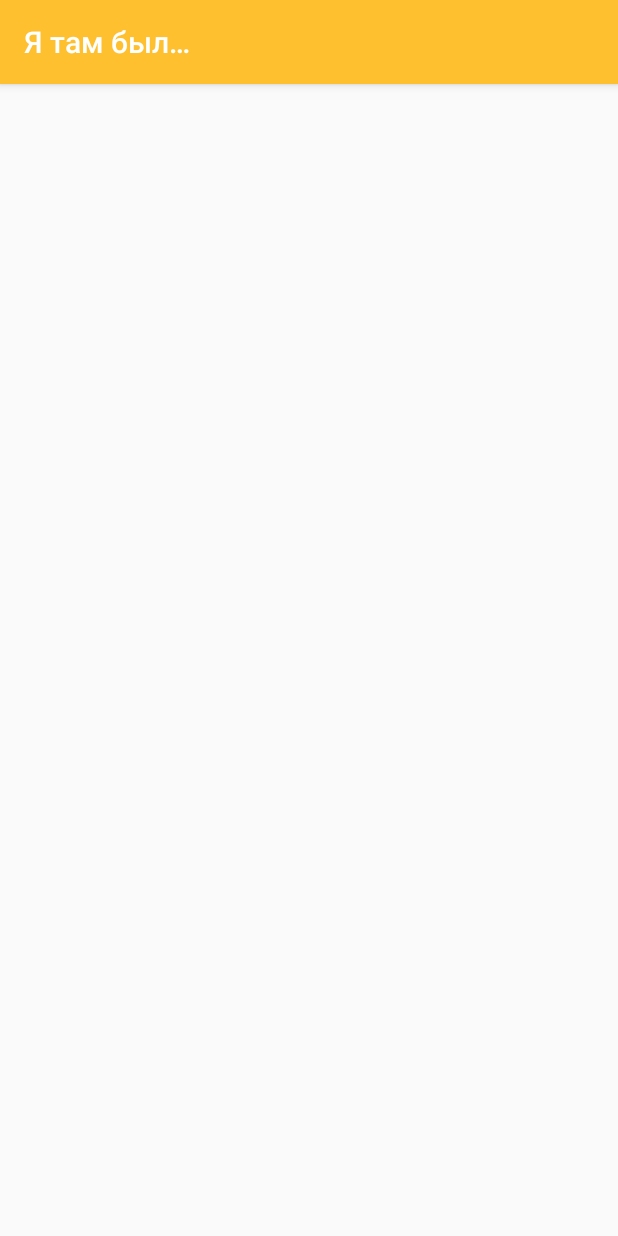
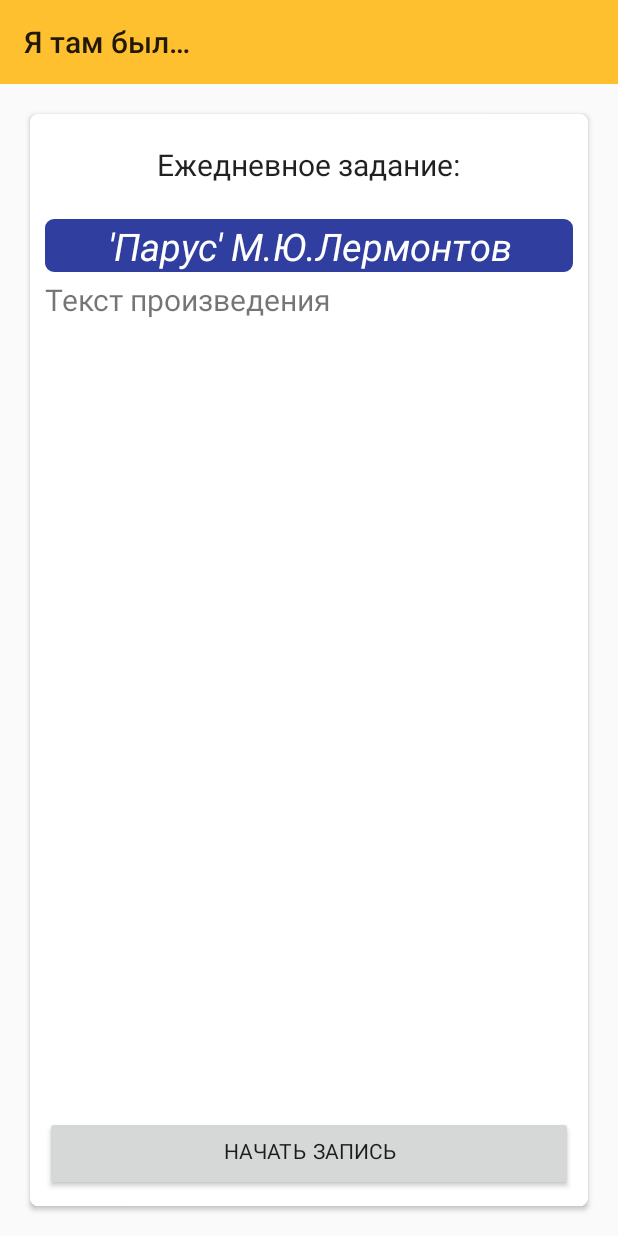
Before and after one commit to Motygullin503/YaTamByl, an Android app: the screen it shows after launch once a user with an empty profile is signed in (GeneralActivity), on a phone screen of 412 x 824 dp. Run offline under Robolectric (Android 15) with nearby library versions, the phone set to English and light mode, and no system bars; our stand-ins replace Firebase (no records; nobody signed in at launch, a user with empty details on screens opened directly); libraries missing offline, so code that uses them is left out: com.mikepenz.materialdrawer; 1 statement that could not run was skipped.

Commit message:
general activity

```diff
--- a/app/build.gradle
+++ b/app/build.gradle
@@ -2,7 +2,7 @@ apply plugin: 'com.android.application'
 
 android {
     compileSdkVersion 25
-    buildToolsVersion "25.0.2"
+    buildToolsVersion "26.0.0"
     defaultConfig {
         applicationId "ru.ksu.motygullin.yatambyl"
         minSdkVersion 19
@@ -24,12 +24,19 @@ dependencies {
     androidTestCompile('com.android.support.test.espresso:espresso-core:2.2.2', {
         exclude group: 'com.android.support', module: 'support-annotations'
     })
-    compile 'com.android.support:appcompat-v7:25.3.1'
+    compile 'com.android.support:appcompat-v7:25.4.0'
+    compile "com.android.support:support-core-utils:25.4.0"
+    compile 'com.android.support:design:25.4.0'
     compile 'com.android.support.constraint:constraint-layout:1.0.0-beta4'
     compile 'com.google.firebase:firebase-core:11.0.2'
     compile 'com.google.firebase:firebase-auth:11.0.2'
     compile 'com.squareup.retrofit2:retrofit:2.3.0'
     compile 'com.squareup.retrofit2:converter-gson:2.3.0'
+    compile 'com.android.support:recyclerview-v7:25.4.0'
+    compile 'com.android.support:cardview-v7:25.4.0'
+    compile('com.mikepenz:materialdrawer:5.9.4@aar') {
+        transitive = true
+    }
     testCompile 'junit:junit:4.12'
 }
 apply plugin: 'com.google.gms.google-services'
--- a/app/src/main/AndroidManifest.xml
+++ b/app/src/main/AndroidManifest.xml
@@ -1,6 +1,10 @@
 <?xml version="1.0" encoding="utf-8"?>
 <manifest xmlns:android="http://schemas.android.com/apk/res/android"
     package="ru.ksu.motygullin.yatambyl">
+
+    <uses-permission android:name="android.permission.INTERNET">
+
+    </uses-permission>
 
     <application
         android:allowBackup="true"
--- a/app/src/main/java/ru/ksu/motygullin/yatambyl/activities/AuthActivity.java
+++ b/app/src/main/java/ru/ksu/motygullin/yatambyl/activities/AuthActivity.java
@@ -141,6 +141,7 @@ public class AuthActivity extends AppCompatActivity {
                             // Sign in success, update UI with the signed-in user's information
                             Log.d("AUTH", "signInWithEmail:success");
                             final FirebaseUser user = mAuth.getCurrentUser();
+                            if (user != null) {
                                 if (!user.isEmailVerified()) {
                                     Toast.makeText(AuthActivity.this, "Email не подтвержден", Toast.LENGTH_SHORT).show();
                                 } else {
@@ -151,6 +152,8 @@ public class AuthActivity extends AppCompatActivity {
                                                 Intent intent = new Intent(context, GeneralActivity.class);
                                                 User newUser = new User(task.getResult().getToken(), user.getDisplayName(), 1, null);
                                                 intent.putExtra("user", newUser);
+                                                startActivity(intent);
+                                                finish();
                                             } else {
                                                 Log.w("AUTH", "signInWithEmail:failure", task.getException());
                                                 Toast.makeText(AuthActivity.this, "Не удалось войти, повторите попытку.",
@@ -159,6 +162,7 @@ public class AuthActivity extends AppCompatActivity {
                                         }
                                     });
 
+                                }
                             }
 
                         } else {
--- a/app/src/main/java/ru/ksu/motygullin/yatambyl/activities/GeneralActivity.java
+++ b/app/src/main/java/ru/ksu/motygullin/yatambyl/activities/GeneralActivity.java
@@ -2,6 +2,10 @@ package ru.ksu.motygullin.yatambyl.activities;
 
 import android.support.v7.app.AppCompatActivity;
 import android.os.Bundle;
+import android.support.v7.widget.Toolbar;
+import android.view.Window;
+
+import com.mikepenz.materialdrawer.DrawerBuilder;
 
 import ru.ksu.motygullin.yatambyl.R;
 
@@ -10,6 +14,17 @@ public class GeneralActivity extends AppCompatActivity {
     @Override
     protected void onCreate(Bundle savedInstanceState) {
         super.onCreate(savedInstanceState);
+
+
         setContentView(R.layout.activity_general);
+
+        Toolbar toolbar = (Toolbar) findViewById(R.id.toolbar);
+        setSupportActionBar(toolbar);
+
+        new DrawerBuilder().withActivity(this)
+                .withToolbar(toolbar)
+                .withActionBarDrawerToggle(true)
+                .withActionBarDrawerToggleAnimated(true)
+                .build();
     }
 }
--- a/app/src/main/java/ru/ksu/motygullin/yatambyl/activities/RegisterActivity.java
+++ b/app/src/main/java/ru/ksu/motygullin/yatambyl/activities/RegisterActivity.java
@@ -146,6 +146,7 @@ public class RegisterActivity extends AppCompatActivity {
                         if (response.body().getSuccess()){
                             Intent intent = new Intent(context, AuthActivity.class);
                             startActivity(intent);
+                            finish();
                         } else {
                             Log.d("ERROR", response.body().getError());
                             Toast.makeText(context, "Ошибка сервера.", Toast.LENGTH_SHORT).show();
--- /dev/null
+++ b/app/src/main/res/drawable/rounded_corner.xml
@@ -0,0 +1,15 @@
+<?xml version="1.0" encoding="utf-8"?>
+<shape xmlns:android="http://schemas.android.com/apk/res/android" >
+    <stroke
+        android:width="1dp"
+        android:color="@color/colorAccent" />
+
+    <solid android:color="@color/colorPrimaryDark" />
+
+    <padding
+        android:left="1dp"
+        android:right="1dp"
+        android:top="1dp" />
+
+    <corners android:radius="5dp" />
+</shape>
--- a/app/src/main/res/layout/activity_general.xml
+++ b/app/src/main/res/layout/activity_general.xml
@@ -1,12 +1,81 @@
 <?xml version="1.0" encoding="utf-8"?>
-<RelativeLayout xmlns:android="http://schemas.android.com/apk/res/android"
+
+<LinearLayout
+    android:layout_height="match_parent"
+    xmlns:android="http://schemas.android.com/apk/res/android"
+    android:layout_width="match_parent"
+    android:orientation="vertical">
+
+    <android.support.v7.widget.Toolbar
+        android:id="@+id/toolbar"
+        android:background="@color/colorPrimary"
+        android:layout_width="match_parent"
+
+        android:layout_height="wrap_content">
+
+    </android.support.v7.widget.Toolbar>
+
+
+<android.support.v7.widget.CardView
+    xmlns:android="http://schemas.android.com/apk/res/android"
     xmlns:app="http://schemas.android.com/apk/res-auto"
-    xmlns:tools="http://schemas.android.com/tools"
     android:layout_width="match_parent"
     android:layout_height="match_parent"
-    tools:context="ru.ksu.motygullin.yatambyl.activities.GeneralActivity">
+    android:layout_margin="20dp"
+    android:layout_marginTop="2dp"
+    app:cardCornerRadius="5dp"
+    app:contentPadding="10dp">
+
+    <TextView
+        android:id="@+id/item_name"
+        style="@style/Base.TextAppearance.AppCompat.Headline"
+        android:layout_width="wrap_content"
+        android:layout_height="wrap_content"
+        android:layout_alignParentEnd="true"
+        android:layout_alignParentStart="true"
+        android:layout_gravity="center_horizontal"
+        android:layout_marginTop="10dp"
+        android:gravity="center_horizontal"
+        android:text="Ежедневное задание:"
+        android:textSize="20sp" />
 
 
+    <TextView
 
+        android:id="@+id/name_and_author"
+        style="@style/TextAppearance.AppCompat.Inverse"
+        android:layout_width="match_parent"
+        android:layout_height="wrap_content"
+        android:layout_marginTop="60dp"
+        android:background="@drawable/rounded_corner"
+        android:text="'Парус' М.Ю.Лермонтов"
+        android:textAlignment="center"
+        android:textSize="25sp"
+        android:textStyle="italic" />
 
-</RelativeLayout>
+    <Button
+        android:id="@+id/edit"
+        android:layout_width="match_parent"
+        android:layout_height="50dp"
+        android:layout_alignParentBottom="true"
+        android:layout_gravity="bottom"
+        android:fontFamily="casual"
+        android:text="Начать запись" />
+
+    <ScrollView
+        android:layout_marginTop="100dp"
+        android:layout_width="match_parent"
+        android:layout_height="306dp">
+
+        <TextView
+            android:id="@+id/item_text"
+            android:layout_width="match_parent"
+            android:layout_height="wrap_content"
+
+            android:text="Текст произведения"
+            android:textAlignment="textStart"
+            android:textSize="20sp" />
+    </ScrollView>
+
+</android.support.v7.widget.CardView>
+</LinearLayout>
--- a/app/src/main/res/values/styles.xml
+++ b/app/src/main/res/values/styles.xml
@@ -1,11 +1,13 @@
 <resources>
 
     <!-- Base application theme. -->
-    <style name="AppTheme" parent="Theme.AppCompat.Light.DarkActionBar">
+    <style name="AppTheme" parent="Theme.AppCompat.DayNight.NoActionBar">
         <!-- Customize your theme here. -->
         <item name="colorPrimary">@color/colorPrimary</item>
         <item name="colorPrimaryDark">@color/colorPrimaryDark</item>
         <item name="colorAccent">@color/colorAccent</item>
+
+
     </style>
 
 </resources>
--- a/build.gradle
+++ b/build.gradle
@@ -3,6 +3,7 @@
 buildscript {
     repositories {
         jcenter()
+
     }
     dependencies {
         classpath 'com.android.tools.build:gradle:2.3.3'
@@ -15,6 +16,9 @@ buildscript {
 allprojects {
     repositories {
         jcenter()
+        maven {
+            url "https://maven.google.com"
+        }
     }
 }
 
```
Lines whose indentation alone changed are shown as unchanged.
